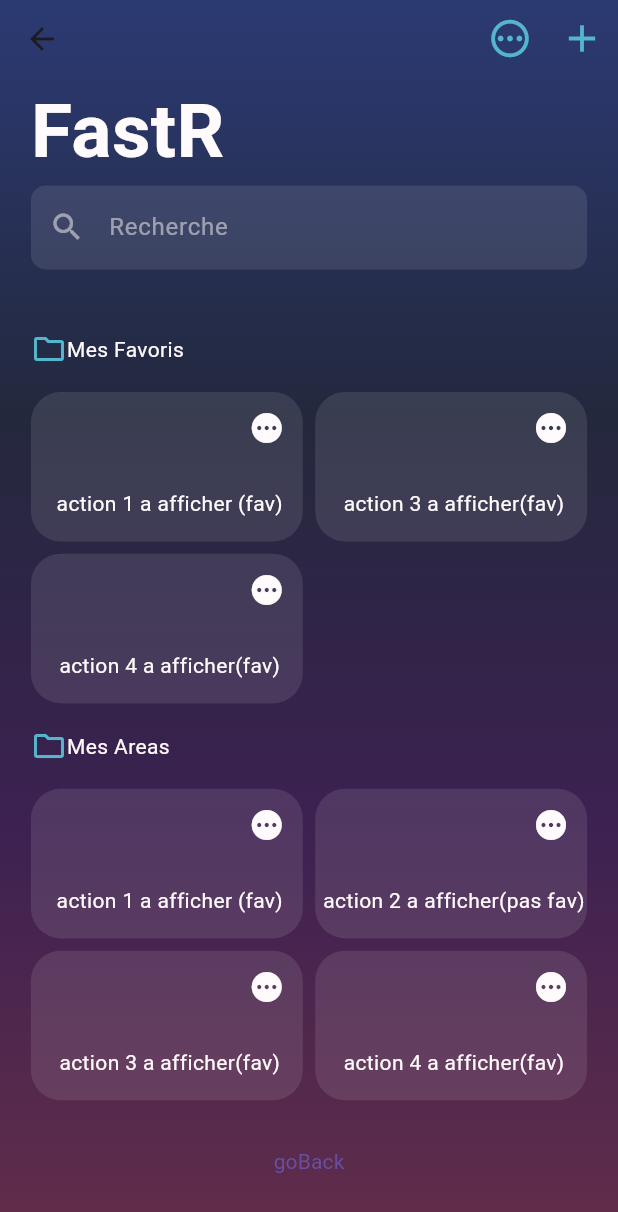
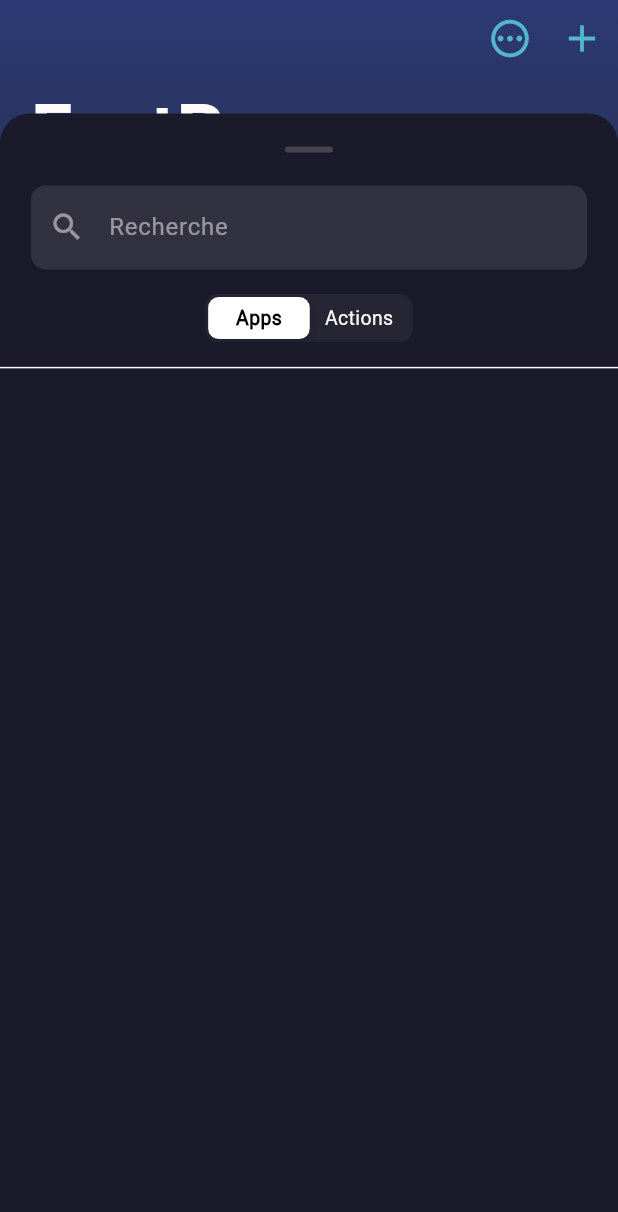
Before and after one commit to Lukacms/Area, a Flutter app: the HomePage screen opened directly with empty values, after a tap on the "add" icon, on a phone screen of 412 x 824 dp. Shown: the top 1212 px of the screen. Run offline on Flutter 3.47's test engine with Material 2 defaults, Android fonts, the phone set to English and light mode, and no system bars; our stand-ins replace shared_preferences; accounts and stored records are empty.

Commit message:
[ADD] added bottom sheet when tapping add area button

```diff
--- /dev/null
+++ b/mobile/lib/components/search_field.dart
@@ -0,0 +1,52 @@
+import 'package:flutter/material.dart';
+import 'package:mobile/theme/style.dart';
+
+class SearchField extends StatefulWidget {
+  final TextEditingController searchController;
+  final String hintText;
+  final double padding;
+  final bool horizontal;
+  const SearchField({
+    super.key,
+    required this.searchController,
+    this.hintText = "Recherche",
+    required this.padding,
+    this.horizontal = true,
+  });
+
+  @override
+  State<SearchField> createState() => _SearchFieldState();
+}
+
+class _SearchFieldState extends State<SearchField> {
+  @override
+  Widget build(BuildContext context) {
+    return Padding(
+      padding: widget.horizontal
+          ? EdgeInsets.symmetric(horizontal: widget.padding)
+          : EdgeInsets.only(left: widget.padding),
+      child: TextField(
+        controller: widget.searchController,
+        style: TextStyle(
+          color: AppColors.white,
+        ),
+        decoration: InputDecoration(
+          hintText: "Recherche",
+          hintStyle: TextStyle(
+            color: AppColors.white.withOpacity(0.5),
+          ),
+          fillColor: AppColors.white.withOpacity(0.1),
+          filled: true,
+          border: OutlineInputBorder(
+            borderRadius: BorderRadius.circular(10),
+            borderSide: BorderSide.none,
+          ),
+          prefixIcon: Icon(
+            Icons.search,
+            color: AppColors.white.withOpacity(0.5),
+          ),
+        ),
+      ),
+    );
+  }
+}
--- a/mobile/lib/main.dart
+++ b/mobile/lib/main.dart
@@ -1,6 +1,6 @@
 import 'package:flutter/material.dart';
 import 'package:mobile/back/local_storage.dart';
-import 'package:mobile/screens/home_page.dart';
+import 'package:mobile/screens/home/home_page.dart';
 import 'package:mobile/screens/login.dart';
 import 'package:mobile/theme/style.dart';
 
--- /dev/null
+++ b/mobile/lib/screens/home/add_area.dart
@@ -0,0 +1,60 @@
+import 'package:flutter/cupertino.dart';
+import 'package:flutter/material.dart';
+import 'package:mobile/components/search_field.dart';
+import 'package:mobile/main.dart';
+import 'package:mobile/theme/style.dart';
+
+class AddArea extends StatefulWidget {
+  const AddArea({super.key});
+
+  @override
+  State<AddArea> createState() => _AddAreaState();
+}
+
+class _AddAreaState extends State<AddArea> {
+  TextEditingController searchController = TextEditingController();
+  String selectedSegment = "Apps";
+  @override
+  Widget build(BuildContext context) {
+    return SizedBox(
+      height: screenHeight * 0.85,
+      child: Column(
+        children: [
+          SearchField(
+            searchController: searchController,
+            hintText: "Rechercher apps et actions",
+            padding: blockWidth / 4,
+            horizontal: true,
+          ),
+          Padding(
+            padding: EdgeInsets.symmetric(vertical: blockHeight * 2),
+            child: CupertinoSlidingSegmentedControl(
+                groupValue: selectedSegment,
+                children: {
+                  "Apps": Text(
+                    "Apps",
+                    style: TextStyle(
+                        color: selectedSegment == "Apps"
+                            ? Colors.black
+                            : AppColors.white),
+                  ),
+                  "Actions": Text(
+                    "Actions",
+                    style: TextStyle(
+                        color: selectedSegment == "Actions"
+                            ? Colors.black
+                            : AppColors.white),
+                  ),
+                },
+                onValueChanged: (value) {
+                  setState(() {
+                    selectedSegment = value.toString();
+                  });
+                }),
+          ),
+          Container(width: screenWidth, height: 1, color: AppColors.white)
+        ],
+      ),
+    );
+  }
+}
--- a/mobile/lib/screens/home/home_appbar.dart
+++ b/mobile/lib/screens/home/home_appbar.dart
@@ -1,11 +1,19 @@
 import 'package:flutter/material.dart';
+import 'package:mobile/components/search_field.dart';
 import 'package:mobile/main.dart';
 import 'package:mobile/theme/style.dart';
 
 class HomeAppBar extends AppBar {
   final TextEditingController searchController;
-  HomeAppBar({super.key, required this.searchController})
-      : super(
+  final BuildContext context;
+  final Function addArea;
+  HomeAppBar({
+    super.key,
+    required this.searchController,
+    required this.context,
+    required this.addArea,
+  }) : super(
+          automaticallyImplyLeading: false,
           bottom: PreferredSize(
             preferredSize: Size.fromHeight(blockHeight * 15),
             child: Column(
@@ -25,31 +33,8 @@ class HomeAppBar extends AppBar {
                     ],
                   ),
                 ),
-                Padding(
-                  padding: EdgeInsets.symmetric(horizontal:blockWidth / 4),
-                  child: TextField(
-                    controller: searchController,
-                    style: TextStyle(
-                      color: AppColors.white,
-                    ),
-                    decoration: InputDecoration(
-                      hintText: "Recherche",
-                      hintStyle: TextStyle(
-                        color: AppColors.white.withOpacity(0.5),
-                      ),
-                      fillColor: AppColors.white.withOpacity(0.1),
-                      filled: true,
-                      border: OutlineInputBorder(
-                        borderRadius: BorderRadius.circular(10),
-                        borderSide: BorderSide.none,
-                      ),
-                      prefixIcon: Icon(
-                        Icons.search,
-                        color: AppColors.white.withOpacity(0.5),
-                      ),
-                    ),
-                  ),
-                ),
+                SearchField(
+                    searchController: searchController, padding: blockWidth / 4)
               ],
             ),
           ),
@@ -69,7 +54,9 @@ class HomeAppBar extends AppBar {
                 color: AppColors.lightBlue,
                 size: 30,
               ),
-              onPressed: () {},
+              onPressed: () {
+                addArea();
+              },
             )
           ],
         );
--- a/mobile/lib/screens/home_page.dart
+++ b/mobile/lib/screens/home/home_page.dart
@@ -2,6 +2,7 @@ import 'package:flutter/material.dart';
 import 'package:mobile/back/api.dart';
 import 'package:mobile/components/background_gradient.dart';
 import 'package:mobile/main.dart';
+import 'package:mobile/screens/home/add_area.dart';
 import 'package:mobile/screens/home/area_lists.dart';
 import 'package:mobile/screens/home/home_appbar.dart';
 import 'package:mobile/theme/style.dart';
@@ -36,6 +37,25 @@ class _HomePageState extends State<HomePage> {
       extendBodyBehindAppBar: true,
       appBar: HomeAppBar(
         searchController: searchController,
+        context: context,
+        addArea: () {
+          showModalBottomSheet(
+            isScrollControlled: true,
+            context: context,
+            backgroundColor: AppColors.darkBlue,
+            shape: const RoundedRectangleBorder(
+              borderRadius: BorderRadius.only(
+                topLeft: Radius.circular(20),
+                topRight: Radius.circular(20),
+              ),
+            ),
+            showDragHandle: true,
+            barrierColor: Colors.transparent,
+            builder: (BuildContext context) {
+              return const AddArea();
+            },
+          );
+        },
       ),
       backgroundColor: AppColors.darkBlue,
       body: Stack(
--- a/mobile/lib/screens/login.dart
+++ b/mobile/lib/screens/login.dart
@@ -3,7 +3,7 @@ import 'package:mobile/components/loginTextField.dart';
 import 'package:mobile/main.dart';
 import 'package:flutter/material.dart';
 import 'package:mobile/components/backgroundCircles.dart';
-import 'package:mobile/screens/home_page.dart';
+import 'package:mobile/screens/home/home_page.dart';
 import 'package:mobile/theme/style.dart';
 import 'package:mobile/back/api.dart';
 
```
